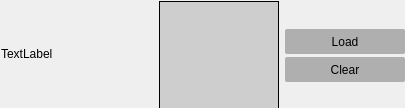
Above: src/widgets/texturepicker.ui from jahshaka/Studio before the change. Below: the same form after it.
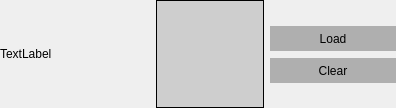
That is the form after the change.

Commit message: Initial pass, making widgets use preferred sizes

What changed in the file:
```diff
--- a/src/widgets/texturepicker.ui
+++ b/src/widgets/texturepicker.ui
@@ -6,20 +6,20 @@
    <rect>
     <x>0</x>
     <y>0</y>
-    <width>405</width>
+    <width>396</width>
     <height>108</height>
    </rect>
   </property>
   <property name="minimumSize">
    <size>
     <width>0</width>
-    <height>108</height>
+    <height>0</height>
    </size>
   </property>
   <property name="maximumSize">
    <size>
     <width>16777215</width>
-    <height>108</height>
+    <height>16777215</height>
    </size>
   </property>
   <property name="windowTitle">
@@ -27,28 +27,34 @@
   </property>
   <layout class="QHBoxLayout" name="horizontalLayout">
    <property name="leftMargin">
-    <number>1</number>
+    <number>0</number>
    </property>
    <property name="topMargin">
-    <number>1</number>
+    <number>0</number>
    </property>
    <property name="rightMargin">
     <number>0</number>
    </property>
    <property name="bottomMargin">
-    <number>2</number>
+    <number>0</number>
    </property>
    <item>
     <widget class="QLabel" name="label">
+     <property name="sizePolicy">
+      <sizepolicy hsizetype="MinimumExpanding" vsizetype="Preferred">
+       <horstretch>0</horstretch>
+       <verstretch>0</verstretch>
+      </sizepolicy>
+     </property>
      <property name="minimumSize">
       <size>
-       <width>152</width>
+       <width>0</width>
        <height>0</height>
       </size>
      </property>
      <property name="maximumSize">
       <size>
-       <width>100</width>
+       <width>150</width>
        <height>16777215</height>
       </size>
      </property>
@@ -73,16 +79,16 @@
      </property>
      <property name="minimumSize">
       <size>
+       <width>0</width>
+       <height>0</height>
+      </size>
+     </property>
+     <property name="maximumSize">
+      <size>
        <width>108</width>
        <height>108</height>
       </size>
      </property>
-     <property name="maximumSize">
-      <size>
-       <width>120</width>
-       <height>108</height>
-      </size>
-     </property>
      <property name="cursor">
       <cursorShape>PointingHandCursor</cursorShape>
      </property>
@@ -102,6 +108,9 @@
    </item>
    <item>
     <layout class="QVBoxLayout" name="verticalLayout">
+     <property name="spacing">
+      <number>7</number>
+     </property>
      <item>
       <widget class="QLabel" name="imagename">
        <property name="sizePolicy">
@@ -112,14 +121,14 @@
        </property>
        <property name="minimumSize">
         <size>
-         <width>100</width>
-         <height>25</height>
+         <width>0</width>
+         <height>0</height>
         </size>
        </property>
        <property name="maximumSize">
         <size>
          <width>16777215</width>
-         <height>25</height>
+         <height>16777215</height>
         </size>
        </property>
        <property name="text">
@@ -159,7 +168,6 @@
 {
 background-color: rgb(175, 175, 175);
 border-style: inset;
-border-radius: 2px;
 text-decoration: none;
 color: rgb(0, 0, 0);
 }
@@ -201,7 +209,6 @@
 {
 background-color: rgb(175, 175, 175);
 border-style: inset;
-border-radius: 2px;
 text-decoration: none;
 color: rgb(0, 0, 0);
 }
@@ -222,7 +229,7 @@
        <property name="minimumSize">
         <size>
          <width>0</width>
-         <height>25</height>
+         <height>0</height>
         </size>
        </property>
        <property name="text">
```
The commit also changes 12 other files.
